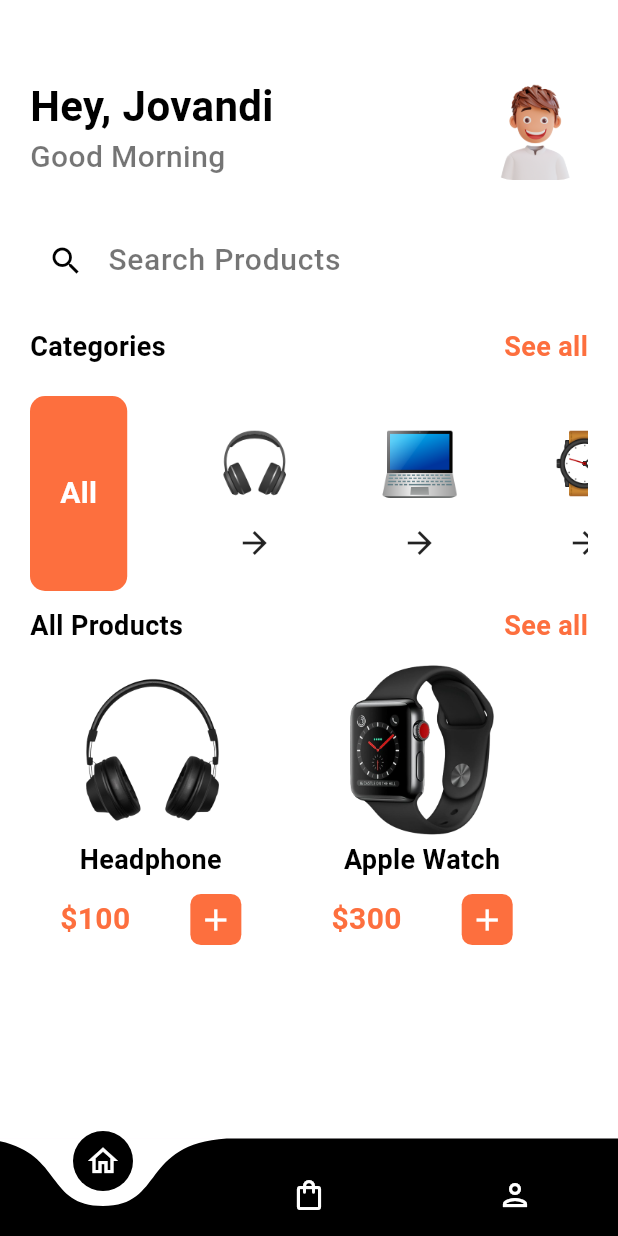
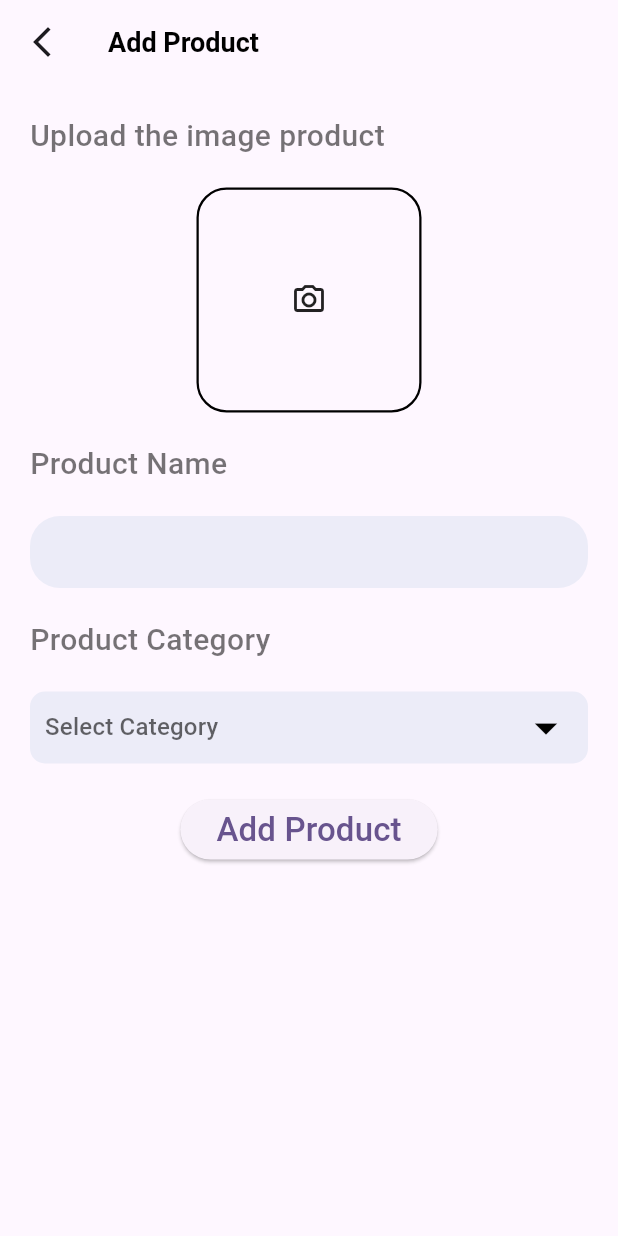
Before and after one commit to MrJov100/marketplace_kelompok4, a Flutter app: the screen it shows after launch, on a phone screen of 412 x 824 dp. Run offline on Flutter 3.47's test engine with Material 3 defaults, Android fonts, the light colour scheme and no system bars; drawn by our look-alikes of curved_navigation_bar; our stand-ins replace image_picker.

Commit message:
panel add product

```diff
--- /dev/null
+++ b/lib/Admin/add_product.dart
@@ -0,0 +1,150 @@
+import 'dart:io';
+
+import 'package:flutter/material.dart';
+import 'package:image_picker/image_picker.dart';
+import 'package:marketplace_kelompok4/widget/support_widget.dart';
+
+class AddProduct extends StatefulWidget {
+  const AddProduct({super.key});
+  @override
+  State<AddProduct> createState() => _AddProductState();
+}
+
+class _AddProductState extends State<AddProduct> {
+  final ImagePicker _picker = ImagePicker();
+  File? selectedImage;
+  TextEditingController namecontroller = new TextEditingController();
+
+  Future getImage() async {
+    var image = await _picker.pickImage(source: ImageSource.gallery);
+    selectedImage = File(image!.path);
+  }
+
+  String? value;
+  final List<String> categoryitem = ['Watch', 'Laptop', 'TV', 'Headphone'];
+  @override
+  Widget build(BuildContext) {
+    return Scaffold(
+      appBar: AppBar(
+        leading: GestureDetector(
+            onTap: () {
+              Navigator.pop(context);
+            },
+            child: Icon(Icons.arrow_back_ios_new)),
+        title: Text(
+          "Add Product",
+          style: AppWidget.semiboldTextFeildStyle(),
+        ),
+      ),
+      body: Container(
+        margin: EdgeInsets.only(left: 20.0, top: 20.0, right: 20.0),
+        child: Column(
+          crossAxisAlignment: CrossAxisAlignment.start,
+          children: [
+            Text(
+              "Upload the image product",
+              style: AppWidget.LighttextFeildStyle(),
+            ),
+            SizedBox(
+              height: 20.0,
+            ),
+            selectedImage==null? GestureDetector(
+              onTap: (){
+                getImage();
+              },
+              child: Center(
+                child: Container(
+                  height: 150,
+                  width: 150,
+                  decoration: BoxDecoration(
+                      border: Border.all(color: Colors.black, width: 1.5),
+                      borderRadius: BorderRadius.circular(20)),
+                  child: Icon(Icons.camera_alt_outlined),
+                ),
+              ),
+            ): Material(
+              elevation:  4.0,
+              borderRadius: BorderRadius.circular(20),
+              child: Container(
+                height: 150,
+                width: 150,
+                decoration: BoxDecoration(
+                  border: Border.all(color: Colors.black,width: 1.5),
+                  borderRadius: BorderRadius.circular(20)),
+                child: Image.file(selectedImage!, fit: BoxFit.cover,),
+                ),
+              ),
+              SizedBox(height: 20.0),
+            Text(
+              "Product Name",
+              style: AppWidget.LighttextFeildStyle(),
+            ),
+            SizedBox(
+              height: 20.0,
+            ),
+            Container(
+              padding: EdgeInsets.symmetric(horizontal: 20.0),
+              width: MediaQuery.of(context).size.width,
+              decoration: BoxDecoration(
+                  color: Color(0xFFececf8),
+                  borderRadius: BorderRadius.circular(20)),
+              child: TextField(
+                controller: namecontroller,
+                decoration: InputDecoration(border: InputBorder.none),
+              ),
+            ),
+            SizedBox(
+              height: 20.0,
+            ),
+            Text(
+              "Product Category",
+              style: AppWidget.LighttextFeildStyle(),
+            ),
+            SizedBox(
+              height: 20.0,
+            ),
+            Container(
+                padding: EdgeInsets.symmetric(horizontal: 10.0),
+                width: MediaQuery.of(context).size.width,
+                decoration: BoxDecoration(
+                    color: Color(0xFFececf8),
+                    borderRadius: BorderRadius.circular(10)),
+                child: DropdownButtonHideUnderline(
+                  child: DropdownButton<String>(
+                    items: categoryitem
+                        .map((item) => DropdownMenuItem(
+                            value: item,
+                            child: Text(
+                              item,
+                              style: AppWidget.semiboldTextFeildStyle(),
+                            )))
+                        .toList(),
+                    onChanged: ((value) => setState(() {
+                          this.value = value;
+                        })),
+                    dropdownColor: Colors.white,
+                    hint: Text("Select Category"),
+                    iconSize: 36,
+                    icon: Icon(
+                      Icons.arrow_drop_down,
+                      color: Colors.black,
+                    ),
+                    value: value,
+                  ),
+                )),
+            SizedBox(
+              height: 20.0,
+            ),
+            Center(
+                child: ElevatedButton(
+                    onPressed: () {},
+                    child: Text(
+                      "Add Product",
+                      style: TextStyle(fontSize: 22.0),
+                    )))
+          ],
+        ),
+      ),
+    );
+  }
+}
--- a/lib/main.dart
+++ b/lib/main.dart
@@ -1,4 +1,7 @@
 import 'package:flutter/material.dart';
+import 'package:marketplace_kelompok4/Admin/add_product.dart';
+import 'package:marketplace_kelompok4/Admin/admin_login.dart';
+import 'package:marketplace_kelompok4/Admin/home_admin.dart';
 import 'package:marketplace_kelompok4/pages/login.dart';
 import 'package:marketplace_kelompok4/pages/signup.dart';
 import 'package:marketplace_kelompok4/pages/bottomnav.dart';
@@ -41,7 +44,7 @@
           colorScheme: ColorScheme.fromSeed(seedColor: Colors.deepPurple),
           useMaterial3: true,
         ),
-        home: const BottomNav());
+        home: AddProduct());
   }
 }
 
--- a/pubspec.yaml
+++ b/pubspec.yaml
@@ -31,6 +31,7 @@
   flutter:
     sdk: flutter
   curved_navigation_bar: ^1.0.6
+  image_picker: ^1.1.2
 
   # The following adds the Cupertino Icons font to your application.
   # Use with the CupertinoIcons class for iOS style icons.
```
Also changed, not shown: lib/Admin/admin_login.dart (added, +126 -0 lines), lib/Admin/home_admin.dart (added, +15 -0 lines), pubspec.lock.
